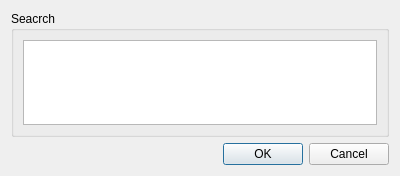
Old version of the form src/DAGui/Dialog/DADialogDataFrameDataSearch.ui in the repository czyt1988/data-workbench.
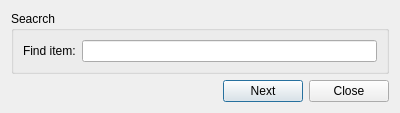
New version of the form. Icons and pictures are not drawn.

The edit to the form file:
```diff
--- a/src/DAGui/Dialog/DADialogDataFrameDataSearch.ui
+++ b/src/DAGui/Dialog/DADialogDataFrameDataSearch.ui
@@ -7,7 +7,7 @@
     <x>0</x>
     <y>0</y>
     <width>400</width>
-    <height>176</height>
+    <height>110</height>
    </rect>
   </property>
   <property name="windowTitle">
@@ -19,9 +19,16 @@
      <property name="title">
       <string>Seacrch</string>
      </property>
-     <layout class="QVBoxLayout" name="verticalLayout">
-      <item>
-       <widget class="QTextEdit" name="textEdit"/>
+     <layout class="QGridLayout" name="gridLayout">
+      <item row="0" column="1">
+       <widget class="QLineEdit" name="lineEditFindItem"/>
+      </item>
+      <item row="0" column="0">
+       <widget class="QLabel" name="labelFindItem">
+        <property name="text">
+         <string>Find item:</string>
+        </property>
+       </widget>
       </item>
      </layout>
     </widget>
@@ -44,11 +51,7 @@
      <item>
       <widget class="QPushButton" name="pushButtonOK">
        <property name="text">
-        <string>OK</string>
-       </property>
-       <property name="icon">
-        <iconset resource="../icon.qrc">
-         <normaloff>:/DAGui/icon/accept.svg</normaloff>:/DAGui/icon/accept.svg</iconset>
+        <string>Next</string>
        </property>
        <property name="default">
         <bool>true</bool>
@@ -58,11 +61,7 @@
      <item>
       <widget class="QPushButton" name="pushButtonCancel">
        <property name="text">
-        <string>Cancel</string>
-       </property>
-       <property name="icon">
-        <iconset resource="../icon.qrc">
-         <normaloff>:/DAGui/icon/cancel.svg</normaloff>:/DAGui/icon/cancel.svg</iconset>
+        <string>Close</string>
        </property>
       </widget>
      </item>
```
Left out of the diff: 30 changed lines with no effect on the pictures.
